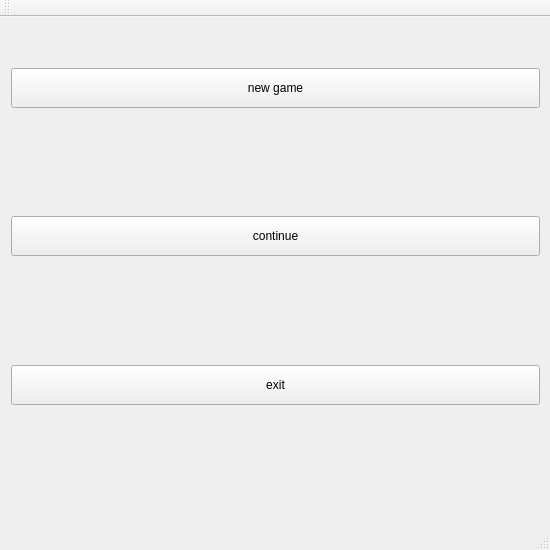
The window that Sem2/lab1.2/newPuzzle/authorization.ui (Alina-Hryn/OOP) describes before a commit, drawn with Qt 5.
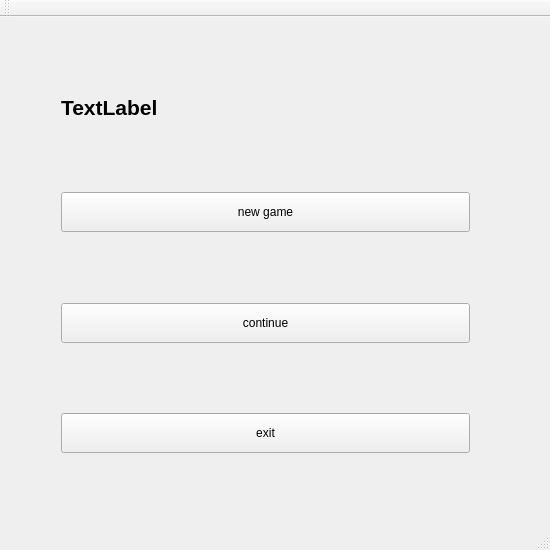
The same window after the commit.

```diff
--- a/Sem2/lab1.2/newPuzzle/authorization.ui
+++ b/Sem2/lab1.2/newPuzzle/authorization.ui
@@ -44,10 +44,10 @@
    <widget class="QWidget" name="verticalLayoutWidget">
     <property name="geometry">
      <rect>
-      <x>0</x>
+      <x>50</x>
       <y>0</y>
-      <width>551</width>
-      <height>501</height>
+      <width>431</width>
+      <height>511</height>
      </rect>
     </property>
     <layout class="QVBoxLayout" name="verticalLayout">
@@ -56,8 +56,51 @@
        <property name="orientation">
         <enum>Qt::Vertical</enum>
        </property>
-       <property name="sizeType">
-        <enum>QSizePolicy::Minimum</enum>
+       <property name="sizeHint" stdset="0">
+        <size>
+         <width>20</width>
+         <height>40</height>
+        </size>
+       </property>
+      </spacer>
+     </item>
+     <item>
+      <layout class="QHBoxLayout" name="horizontalLayout_2">
+       <item>
+        <layout class="QGridLayout" name="gridLayout_3"/>
+       </item>
+       <item>
+        <widget class="QLabel" name="label">
+         <property name="minimumSize">
+          <size>
+           <width>0</width>
+           <height>30</height>
+          </size>
+         </property>
+         <property name="maximumSize">
+          <size>
+           <width>16777215</width>
+           <height>30</height>
+          </size>
+         </property>
+         <property name="font">
+          <font>
+           <pointsize>16</pointsize>
+           <weight>75</weight>
+           <bold>true</bold>
+          </font>
+         </property>
+         <property name="text">
+          <string>TextLabel</string>
+         </property>
+        </widget>
+       </item>
+      </layout>
+     </item>
+     <item>
+      <spacer name="verticalSpacer_2">
+       <property name="orientation">
+        <enum>Qt::Vertical</enum>
        </property>
        <property name="sizeHint" stdset="0">
         <size>
@@ -81,7 +124,7 @@
       </widget>
      </item>
      <item>
-      <spacer name="verticalSpacer_2">
+      <spacer name="verticalSpacer_3">
        <property name="orientation">
         <enum>Qt::Vertical</enum>
        </property>
@@ -107,7 +150,7 @@
       </widget>
      </item>
      <item>
-      <spacer name="verticalSpacer_3">
+      <spacer name="verticalSpacer_4">
        <property name="orientation">
         <enum>Qt::Vertical</enum>
        </property>
@@ -133,7 +176,7 @@
       </widget>
      </item>
      <item>
-      <spacer name="verticalSpacer_4">
+      <spacer name="verticalSpacer_5">
        <property name="orientation">
         <enum>Qt::Vertical</enum>
        </property>
```
